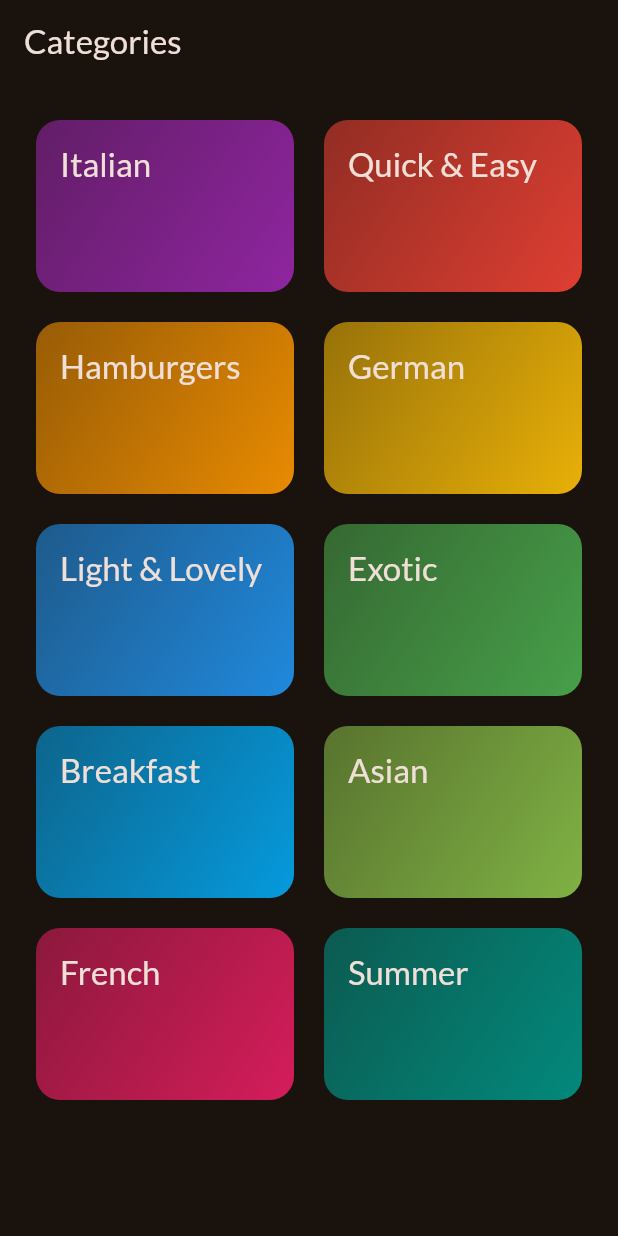
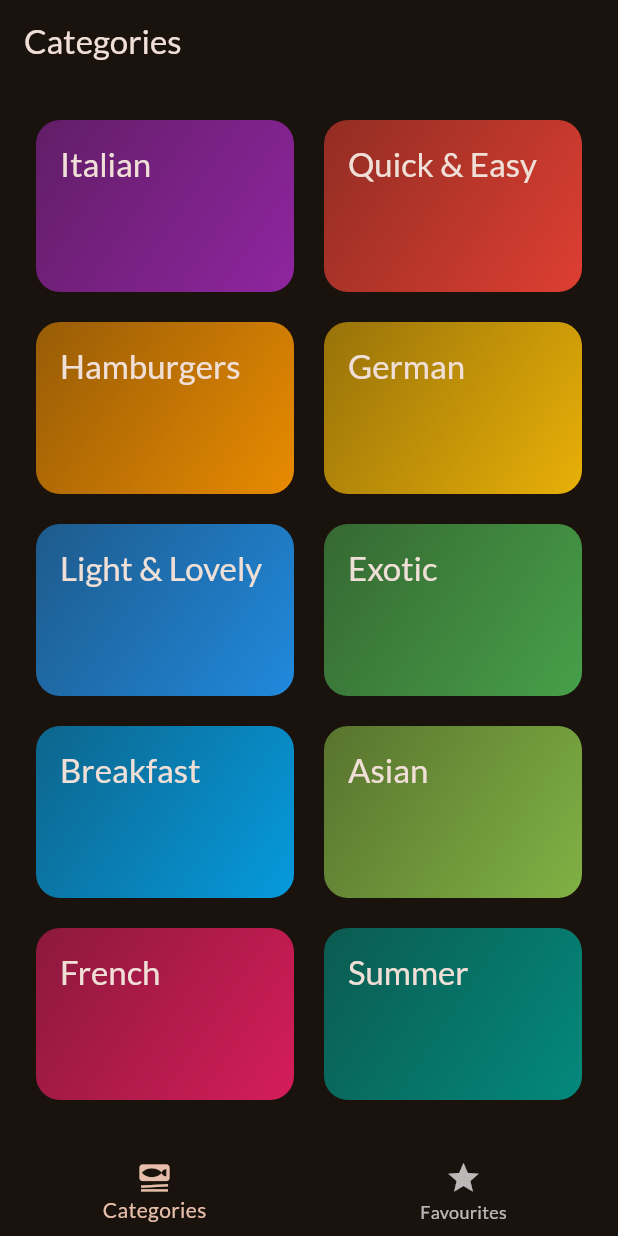
Before and after one commit to cintajay/meals, a Flutter app: the screen it shows after launch, on a phone screen of 412 x 824 dp. Run offline on Flutter 3.47's test engine with Material 3 defaults, Android fonts, the phone set to English and light mode, and no system bars; our stand-ins replace google_fonts, transparent_image.

Commit message:
TabsScreen added

```diff
--- a/lib/main.dart
+++ b/lib/main.dart
@@ -1,7 +1,6 @@
 import 'package:flutter/material.dart';
-
 import 'package:google_fonts/google_fonts.dart';
-import 'package:meals/screens/categories.dart';
+import 'package:meals/screens/tabs.dart';
 
 final theme = ThemeData(
   useMaterial3: true,
@@ -23,7 +22,7 @@ class App extends StatelessWidget {
   Widget build(BuildContext context) {
     return MaterialApp(
       theme: theme,
-      home: CategoriesScreen()
+      home: TabsScreen()
     );
   }
 }
--- /dev/null
+++ b/lib/screens/tabs.dart
@@ -0,0 +1,43 @@
+import 'package:flutter/material.dart';
+import 'package:meals/screens/categories.dart';
+import 'package:meals/screens/meals.dart';
+
+class TabsScreen extends StatefulWidget {
+  const TabsScreen({super.key});
+
+  @override
+  State<TabsScreen> createState() => _TabsScreenState();
+}
+
+class _TabsScreenState extends State<TabsScreen> {
+  Widget _content = CategoriesScreen();
+  var _currentIndex = 0;
+
+  void _tabClick(index) {
+    setState(() {
+      _currentIndex = index;
+      if (index == 0) {
+        _content = CategoriesScreen();
+      } else if (index == 1) {
+        _content = MealsScreen(meals: [], title: "Your Favourites");
+      }
+    });
+  }
+
+  @override
+  Widget build(BuildContext context) {
+    return Scaffold(
+      body: _content,
+      bottomNavigationBar: BottomNavigationBar(
+        currentIndex: _currentIndex,
+        onTap: (index) {
+          _tabClick(index);
+        },
+        items: [
+          BottomNavigationBarItem(icon: Icon(Icons.set_meal), label: 'Categories',),
+          BottomNavigationBarItem(icon: Icon(Icons.star), label: 'Favourites',)
+        ]
+      ),
+    );
+  }
+}
```
